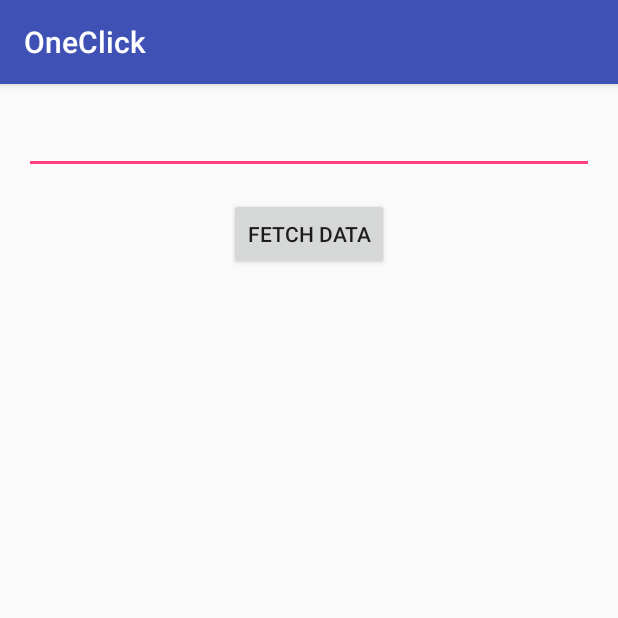
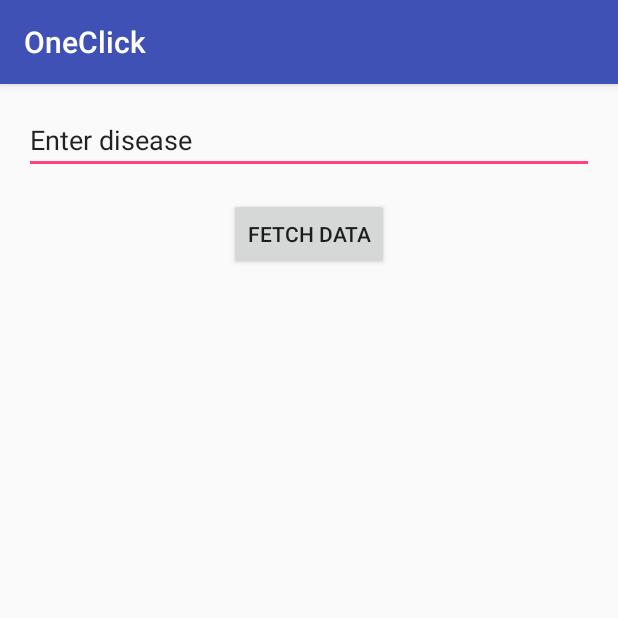
Before and after one commit to maulikchevli/DotSlashProject24, an Android app: the screen it shows after launch (HealthActivity), after a tap on "Health", on a phone screen of 412 x 824 dp, the top half of it. Run offline under Robolectric (Android 15) with nearby library versions, the phone set to English and light mode, and no system bars.

Commit message:
database

```diff
--- a/app/src/main/java/com/example/android/oneclick/HealthActivity.java
+++ b/app/src/main/java/com/example/android/oneclick/HealthActivity.java
@@ -1,25 +1,36 @@
 package com.example.android.oneclick;
 
+import android.database.Cursor;
 import android.support.v7.app.AppCompatActivity;
 import android.os.Bundle;
 import android.view.View;
 import android.widget.Button;
 import android.widget.EditText;
+import android.widget.TextView;
+import android.widget.Toast;
 
 public class HealthActivity extends AppCompatActivity {
 
     @Override
     protected void onCreate(Bundle savedInstanceState) {
+        final databasehelper mydb;
         super.onCreate(savedInstanceState);
         setContentView(R.layout.activity_health);
-
-        EditText etext = (EditText) findViewById(R.id.edit_text);
+        mydb = new databasehelper(this);
+        final EditText etext = (EditText) findViewById(R.id.edit_text);
         Button fetchDataButton = (Button) findViewById(R.id.fetch_button);
 
         fetchDataButton.setOnClickListener(new View.OnClickListener() {
             @Override
             public void onClick(View view) {
-                /*TODO*/
+                Cursor cursor = mydb.getalldata(etext.getText().toString());
+                while (cursor.moveToNext()) {
+                    //Toast.makeText(getApplicationContext(), cursor.getString(0) + " " + cursor.getString(1), Toast.LENGTH_LONG).show();
+
+                    TextView symptomsTextView = (TextView) findViewById(R.id.symptoms);
+                    symptomsTextView.setText(cursor.getString(1));
+
+                }
             }
         });
 
--- a/app/src/main/java/com/example/android/oneclick/MainActivity.java
+++ b/app/src/main/java/com/example/android/oneclick/MainActivity.java
@@ -8,25 +8,32 @@ import android.support.v7.app.AppCompatActivity;
 import android.os.Bundle;
 import android.view.View;
 import android.widget.TextView;
+import android.widget.Toast;
 
 import static android.database.sqlite.SQLiteDatabase.OPEN_READONLY;
 import static android.database.sqlite.SQLiteDatabase.OPEN_READWRITE;
 import static android.database.sqlite.SQLiteDatabase.openDatabase;
 
 public class MainActivity extends AppCompatActivity {
+    databasehelper mydb;
 
     @Override
     protected void onCreate(Bundle savedInstanceState) {
         super.onCreate(savedInstanceState);
         setContentView(R.layout.activity_main);
-
-
+        mydb= new databasehelper(this);
+        mydb.insertdata("ashthama","wheezing");
         TextView healthView = (TextView) findViewById(R.id.health);
         healthView.setOnClickListener(new View.OnClickListener() {
             @Override
             public void onClick(View view) {
                 Intent healthIntent = new Intent(MainActivity.this,HealthActivity.class);
                 startActivity(healthIntent);
+                /*Cursor cursor = mydb.getalldata();
+                while(cursor.moveToNext()){
+                    Toast.makeText(getApplicationContext(),cursor.getString(0)+" "+ cursor.getString(1),Toast.LENGTH_LONG).show();
+                }*/
+
             }
         });
     }
--- a/app/src/main/java/com/example/android/oneclick/databasehelper.java
+++ b/app/src/main/java/com/example/android/oneclick/databasehelper.java
@@ -1,6 +1,8 @@
 package com.example.android.oneclick;
 
+import android.content.ContentValues;
 import android.content.Context;
+import android.database.Cursor;
 import android.database.sqlite.SQLiteDatabase;
 import android.database.sqlite.SQLiteOpenHelper;
 
@@ -8,25 +10,49 @@ import android.database.sqlite.SQLiteOpenHelper;
  * Created by Deep Mistry on 07-04-2018.
  */
 
-public class databasehelper extends SQLiteOpenHelper{
+public class databasehelper extends SQLiteOpenHelper {
 
-    public static final String database_name="healthcare.db";
-    public static final String table_name="healthdata";
-    public static final String col_1="disease";
-    public static final String col_2="symptoms";
+    public static final String database_name = "healthcare.db";
+    public static final String table_name = "healthdata";
+    public static final String col_1 = "disease";
+    public static final String col_2 = "symptoms";
 
 
     public databasehelper(Context context) {
-        super(context,database_name,null,1);
+        super(context, database_name, null, 1);
+
     }
 
     @Override
     public void onCreate(SQLiteDatabase sqLiteDatabase) {
+        sqLiteDatabase.execSQL("create table " + table_name + " (disease VARCHAR,symptoms VARCHAR)");
 
     }
 
     @Override
     public void onUpgrade(SQLiteDatabase sqLiteDatabase, int i, int i1) {
+        sqLiteDatabase.execSQL("DROP TABLE IF EXISTS " + table_name);
+        //onCreate(sqLiteDatabase);
+    }
 
+    public boolean insertdata(String disease, String symptoms) {
+        SQLiteDatabase sqLiteDatabase = this.getWritableDatabase();
+        ContentValues contentvalues = new ContentValues();
+        contentvalues.put(col_1, disease);
+        contentvalues.put(col_2, symptoms);
+        long result = sqLiteDatabase.insert(table_name, null, contentvalues);
+        if (result == -1)
+            return false;
+        else
+            return true;
+    }
+
+    public Cursor getalldata(String dis) {
+        SQLiteDatabase sb = this.getReadableDatabase();
+        /*String q = "SELECT * FROM healthdata WHERE disease = " + dis ;*/
+//        String str = "select * from " + table_name + " where " + "disease = " + dis + ";";
+//        Cursor cursor = sb.rawQuery(str, null);
+        Cursor cursor = sb.query(table_name,new String[]{col_1,col_2},"Disease like ?",new String[]{dis},null,null,null);
+        return cursor;
     }
 }
--- a/app/src/main/res/layout/activity_health.xml
+++ b/app/src/main/res/layout/activity_health.xml
@@ -8,6 +8,7 @@
 
     <EditText
         android:id="@+id/edit_text"
+        android:text="Enter disease"
         android:layout_margin="16dp"
         android:layout_width="match_parent"
         android:layout_height="44dp" />
@@ -19,4 +20,12 @@
         android:layout_width="wrap_content"
         android:layout_height="wrap_content" />
 
+    <TextView
+        android:id="@+id/symptoms"
+        android:text=""
+        android:layout_gravity="center"
+        android:layout_margin="32dp"
+        android:layout_width="match_parent"
+        android:layout_height="wrap_content" />
+
 </LinearLayout>
```
